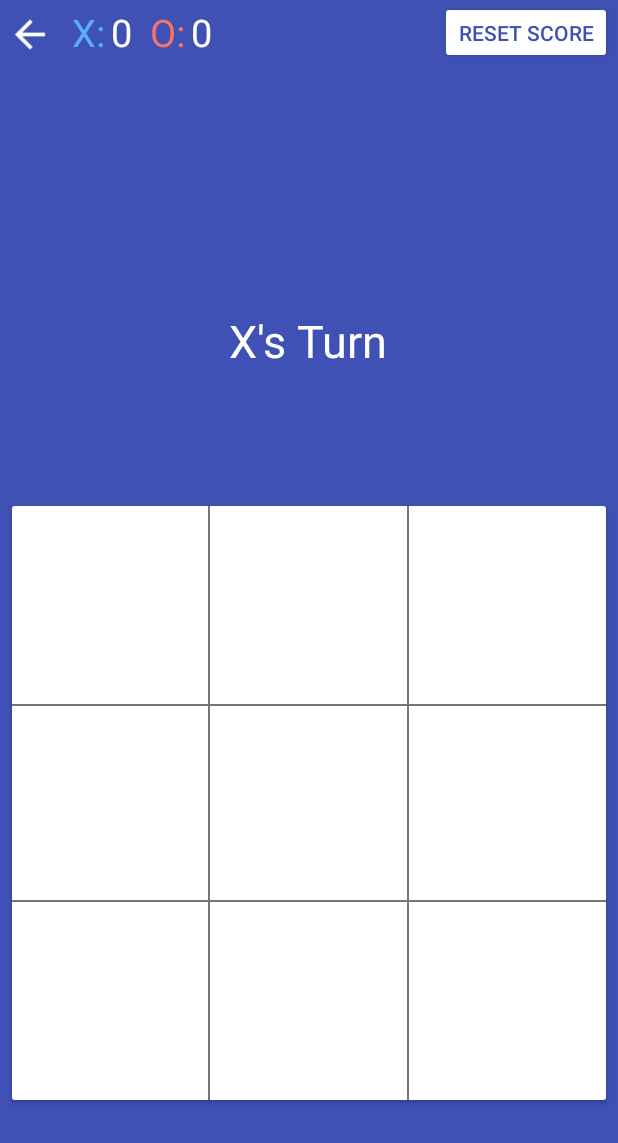
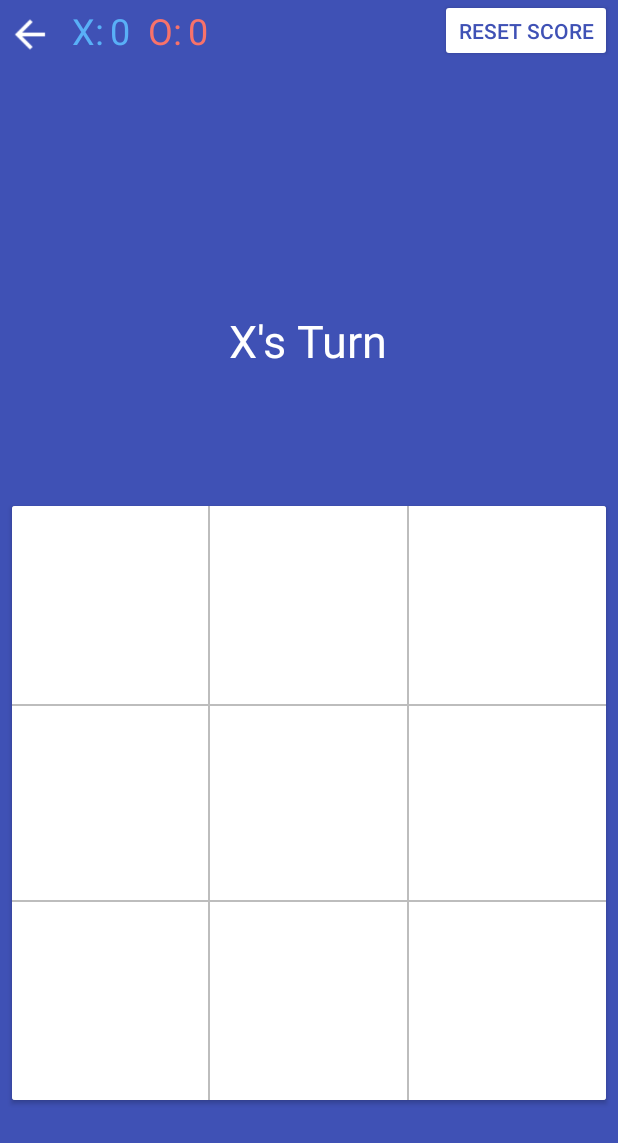
Before and after one commit to devAjayAj/3T-Beast, an Android app: the MainActivity screen opened directly, with no data from a screen before it, on a phone screen of 412 x 824 dp. Shown: the top 1143 px of the screen. Run offline under Robolectric (Android 15) with nearby library versions, the phone set to English and light mode, and no system bars.

Commit message:
Fixed many bugs

```diff
--- a/app/src/main/java/com/beast/tictactoe/xo/Beast.java
+++ b/app/src/main/java/com/beast/tictactoe/xo/Beast.java
@@ -27,8 +27,8 @@ public class Beast extends AppCompatActivity {
                 cv.setLayoutParams(params);
                 RelativeLayout.LayoutParams param = new RelativeLayout.LayoutParams(
                         (int) (yb.getMeasuredWidth() / 1.7), (int) (yb.getMeasuredWidth() / 1.7));
-                param.setMargins(dpToPx(36), dpToPx(8), dpToPx(8), dpToPx(0));
-                param.addRule(RelativeLayout.CENTER_VERTICAL);
+                param.setMargins(dpToPx(8), dpToPx(8), dpToPx(8), dpToPx(8));
+                param.addRule(RelativeLayout.ALIGN_PARENT_BOTTOM);
                 yb.setLayoutParams(param);
             }
         });
--- a/app/src/main/res/layout/activity_main.xml
+++ b/app/src/main/res/layout/activity_main.xml
@@ -37,8 +37,8 @@
                 android:layout_marginStart="8dp"
                 android:layout_marginTop="4dp"
                 android:text="@string/x"
-                android:textColor="#59B0F7"
-                android:textSize="25sp" />
+                android:textColor="@color/xclr"
+                android:textSize="24sp" />
 
             <TextView
                 android:id="@+id/xscore"
@@ -48,8 +48,8 @@
                 android:layout_marginStart="4dp"
                 android:layout_marginTop="4dp"
                 android:text="@string/_0"
-                android:textColor="@android:color/white"
-                android:textSize="25sp" />
+                android:textColor="@color/xclr"
+                android:textSize="24sp" />
 
             <TextView
                 android:id="@+id/textView5"
@@ -59,8 +59,8 @@
                 android:layout_marginStart="12dp"
                 android:layout_marginTop="4dp"
                 android:text="@string/o"
-                android:textColor="#F8726A"
-                android:textSize="25sp" />
+                android:textColor="@color/oclr"
+                android:textSize="24sp" />
 
 
             <TextView
@@ -71,8 +71,8 @@
                 android:layout_marginStart="4dp"
                 android:layout_marginTop="4dp"
                 android:text="@string/_0"
-                android:textColor="@android:color/white"
-                android:textSize="25sp" />
+                android:textColor="@color/oclr"
+                android:textSize="24sp" />
 
             <View
                 android:layout_width="0dp"
@@ -118,10 +118,10 @@
                 android:layout_width="wrap_content"
                 android:layout_height="wrap_content"
                 android:layout_gravity="center"
+                android:layout_marginTop="50dp"
                 android:textAlignment="center"
-                android:layout_marginTop="50dp"
                 android:textColor="@android:color/white"
-                android:textSize="20sp"/>
+                android:textSize="20sp" />
 
             <Button
                 android:id="@+id/pagain"
@@ -152,7 +152,7 @@
                 android:id="@+id/llayout"
                 android:layout_width="match_parent"
                 android:layout_height="match_parent"
-                android:background="#757575"
+                android:background="@color/black"
                 android:orientation="vertical"
                 android:weightSum="3">
 
```
